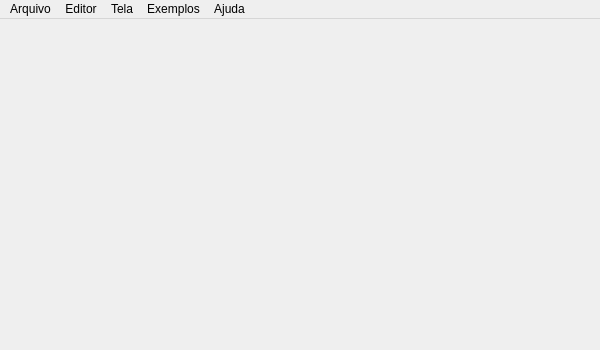
Qt form src/qturtle/data/main.ui (Transpyler/qturtle) before a commit.
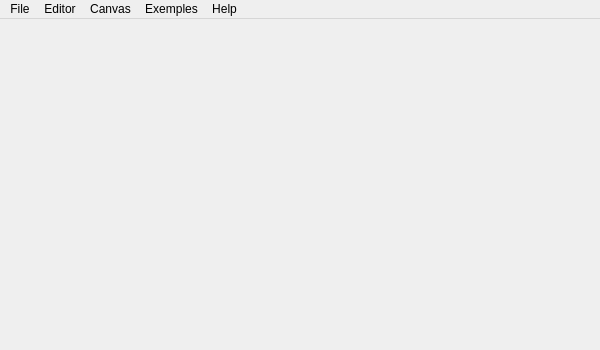
The same form after that commit. Icons and pictures are not drawn.

Commit message: i18n support for GUI

The edit to the form file:
```diff
--- a/src/qturtle/data/main.ui
+++ b/src/qturtle/data/main.ui
@@ -40,7 +40,7 @@
    </property>
    <widget class="QMenu" name="menuFile">
     <property name="title">
-     <string>Arquivo</string>
+     <string>File</string>
     </property>
     <addaction name="actionNovo"/>
     <addaction name="actionAbrir"/>
@@ -51,7 +51,7 @@
    </widget>
    <widget class="QMenu" name="menuCanvas">
     <property name="title">
-     <string>Tela</string>
+     <string>Canvas</string>
     </property>
     <addaction name="actionAmpliar"/>
     <addaction name="actionReduzir"/>
@@ -62,7 +62,7 @@
    </widget>
    <widget class="QMenu" name="menuHelp">
     <property name="title">
-     <string>Ajuda</string>
+     <string>Help</string>
     </property>
     <addaction name="actionDocumentation"/>
     <addaction name="actionAbout"/>
@@ -83,7 +83,7 @@
    </widget>
    <widget class="QMenu" name="menuExamples">
     <property name="title">
-     <string>Exemplos</string>
+     <string>Exemples</string>
     </property>
     <addaction name="separator"/>
     <addaction name="actionMais_exemplos"/>
```
Left out of the diff: 130 changed lines with no effect on the pictures. The commit also changes 5 other files.
